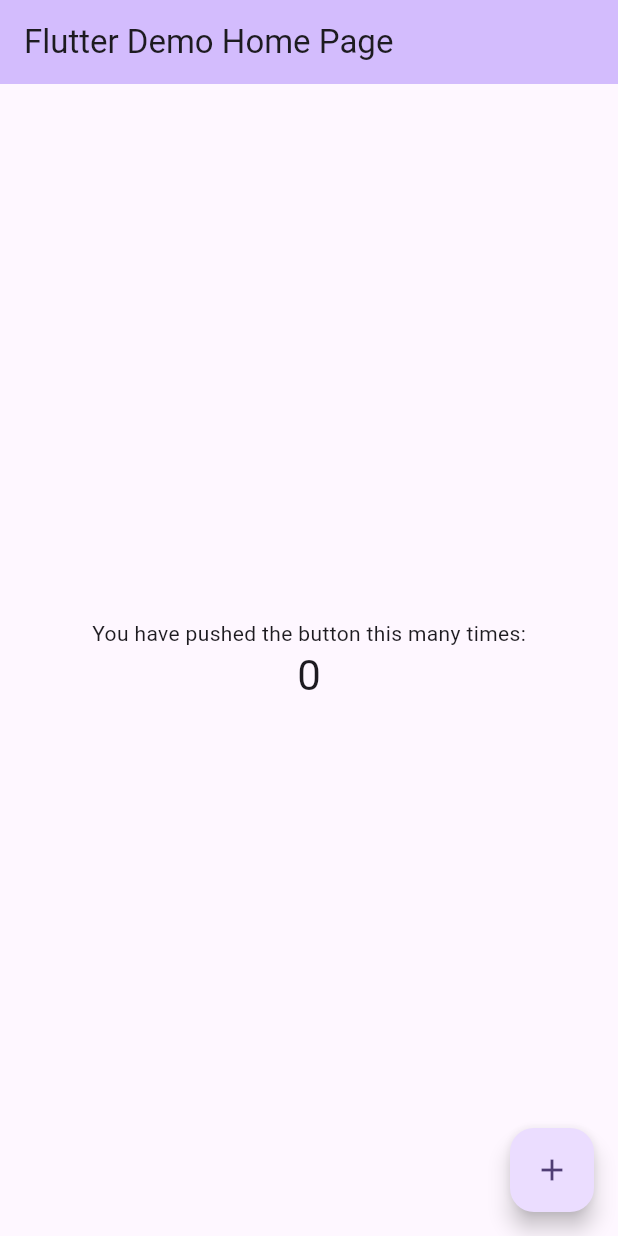
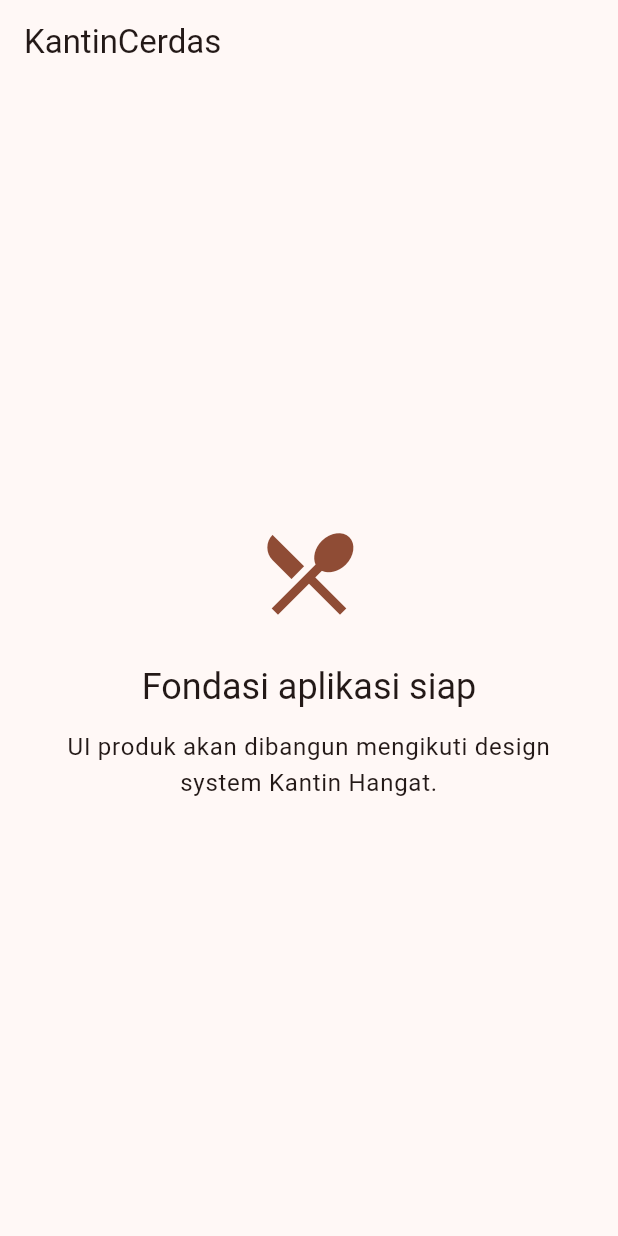
Before and after one commit to Doni-15/kantin-cerdas, a Flutter app: the screen it shows after launch, on a phone screen of 412 x 824 dp. Run offline on Flutter 3.47's test engine with Material 3 defaults, Android fonts, the phone set to English and light mode, and no system bars.

Commit message:
feat(app): replace Flutter counter with foundation screen

```diff
--- a/apps/mobile/lib/main.dart
+++ b/apps/mobile/lib/main.dart
@@ -1,121 +1,68 @@
 import 'package:flutter/material.dart';
 
 void main() {
-  runApp(const MyApp());
+  runApp(const KantinCerdasApp());
 }
 
-class MyApp extends StatelessWidget {
-  const MyApp({super.key});
+class KantinCerdasApp extends StatelessWidget {
+  const KantinCerdasApp({super.key});
 
-  // This widget is the root of your application.
   @override
   Widget build(BuildContext context) {
     return MaterialApp(
-      title: 'Flutter Demo',
+      title: 'KantinCerdas',
+      debugShowCheckedModeBanner: false,
       theme: ThemeData(
-        // This is the theme of your application.
-        //
-        // TRY THIS: Try running your application with "flutter run". You'll see
-        // the application has a purple toolbar. Then, without quitting the app,
-        // try changing the seedColor in the colorScheme below to Colors.green
-        // and then invoke "hot reload" (save your changes or press the "hot
-        // reload" button in a Flutter-supported IDE, or press "r" if you used
-        // the command line to start the app).
-        //
-        // Notice that the counter didn't reset back to zero; the application
-        // state is not lost during the reload. To reset the state, use hot
-        // restart instead.
-        //
-        // This works for code too, not just values: Most code changes can be
-        // tested with just a hot reload.
-        colorScheme: .fromSeed(seedColor: Colors.deepPurple),
+        colorScheme: ColorScheme.fromSeed(
+          seedColor: const Color(0xFFE85D2A),
+        ),
+        useMaterial3: true,
       ),
-      home: const MyHomePage(title: 'Flutter Demo Home Page'),
+      home: const FoundationScreen(),
     );
   }
 }
 
-class MyHomePage extends StatefulWidget {
-  const MyHomePage({super.key, required this.title});
-
-  // This widget is the home page of your application. It is stateful, meaning
-  // that it has a State object (defined below) that contains fields that affect
-  // how it looks.
-
-  // This class is the configuration for the state. It holds the values (in this
-  // case the title) provided by the parent (in this case the App widget) and
-  // used by the build method of the State. Fields in a Widget subclass are
-  // always marked "final".
-
-  final String title;
-
-  @override
-  State<MyHomePage> createState() => _MyHomePageState();
-}
-
-class _MyHomePageState extends State<MyHomePage> {
-  int _counter = 0;
-
-  void _incrementCounter() {
-    setState(() {
-      // This call to setState tells the Flutter framework that something has
-      // changed in this State, which causes it to rerun the build method below
-      // so that the display can reflect the updated values. If we changed
-      // _counter without calling setState(), then the build method would not be
-      // called again, and so nothing would appear to happen.
-      _counter++;
-    });
-  }
+class FoundationScreen extends StatelessWidget {
+  const FoundationScreen({super.key});
 
   @override
   Widget build(BuildContext context) {
-    // This method is rerun every time setState is called, for instance as done
-    // by the _incrementCounter method above.
-    //
-    // The Flutter framework has been optimized to make rerunning build methods
-    // fast, so that you can just rebuild anything that needs updating rather
-    // than having to individually change instances of widgets.
+    final textTheme = Theme.of(context).textTheme;
+
     return Scaffold(
       appBar: AppBar(
-        // TRY THIS: Try changing the color here to a specific color (to
-        // Colors.amber, perhaps?) and trigger a hot reload to see the AppBar
-        // change color while the other colors stay the same.
-        backgroundColor: Theme.of(context).colorScheme.inversePrimary,
-        // Here we take the value from the MyHomePage object that was created by
-        // the App.build method, and use it to set our appbar title.
-        title: Text(widget.title),
+        title: const Text('KantinCerdas'),
       ),
-      body: Center(
-        // Center is a layout widget. It takes a single child and positions it
-        // in the middle of the parent.
-        child: Column(
-          // Column is also a layout widget. It takes a list of children and
-          // arranges them vertically. By default, it sizes itself to fit its
-          // children horizontally, and tries to be as tall as its parent.
-          //
-          // Column has various properties to control how it sizes itself and
-          // how it positions its children. Here we use mainAxisAlignment to
-          // center the children vertically; the main axis here is the vertical
-          // axis because Columns are vertical (the cross axis would be
-          // horizontal).
-          //
-          // TRY THIS: Invoke "debug painting" (choose the "Toggle Debug Paint"
-          // action in the IDE, or press "p" in the console), to see the
-          // wireframe for each widget.
-          mainAxisAlignment: .center,
-          children: [
-            const Text('You have pushed the button this many times:'),
-            Text(
-              '$_counter',
-              style: Theme.of(context).textTheme.headlineMedium,
+      body: SafeArea(
+        child: Center(
+          child: Padding(
+            padding: const EdgeInsets.all(24),
+            child: Column(
+              mainAxisSize: MainAxisSize.min,
+              children: [
+                Icon(
+                  Icons.restaurant_menu,
+                  size: 72,
+                  color: Theme.of(context).colorScheme.primary,
+                ),
+                const SizedBox(height: 24),
+                Text(
+                  'Fondasi aplikasi siap',
+                  style: textTheme.headlineSmall,
+                  textAlign: TextAlign.center,
+                ),
+                const SizedBox(height: 12),
+                Text(
+                  'UI produk akan dibangun mengikuti design system '
+                  'Kantin Hangat.',
+                  style: textTheme.bodyLarge,
+                  textAlign: TextAlign.center,
+                ),
+              ],
             ),
-          ],
+          ),
         ),
-      ),
-      floatingActionButton: FloatingActionButton(
-        onPressed: _incrementCounter,
-        tooltip: 'Increment',
-        child: const Icon(Icons.add),
       ),
     );
   }
```
